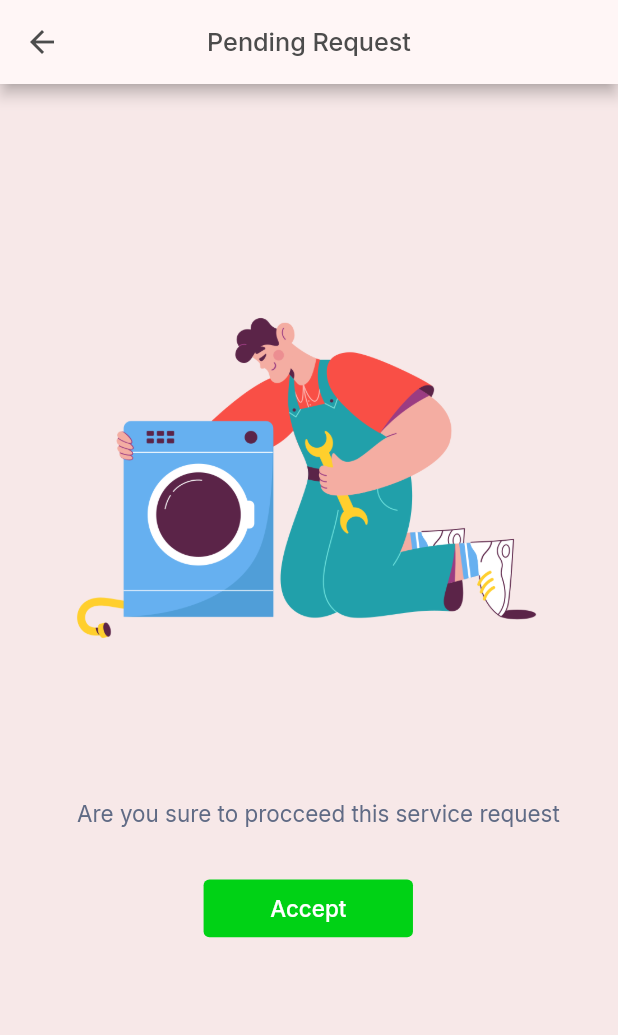
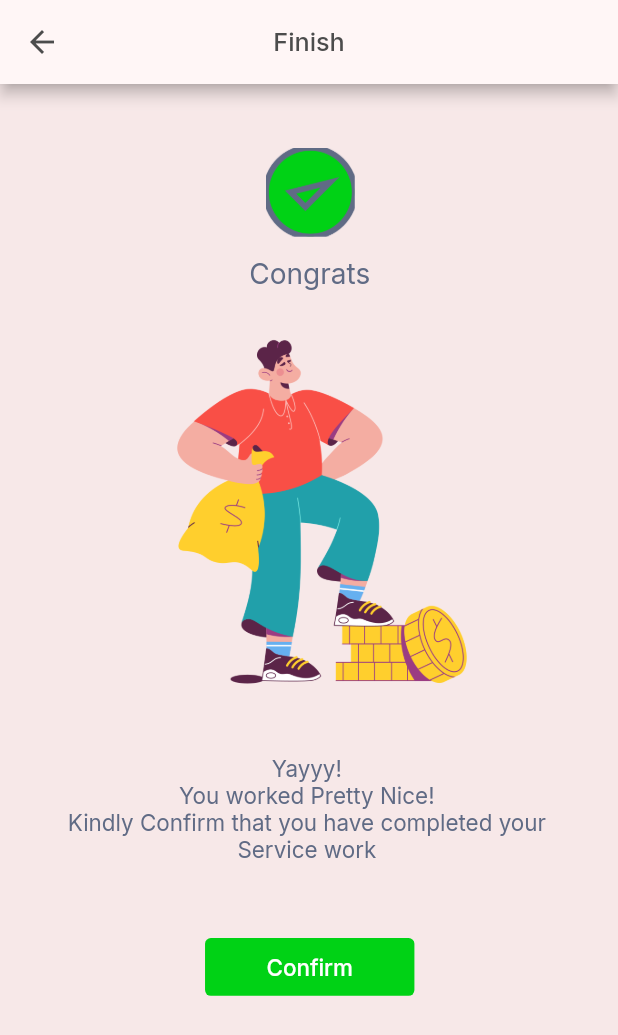
Before and after one commit to MaryamFatima1/Handymen-service-system, a Flutter app: the screen it shows after launch, on a phone screen of 412 x 824 dp. Shown: the top 1035 px of the screen. Run offline on Flutter 3.47's test engine with Material 2 defaults, Android fonts, the phone set to English and light mode, and no system bars; our stand-ins replace google_fonts.

Commit message:
Add the Handyman Service Complete Screen
This commit is to add the new screen for the handyman in which he can confirm that he has completed his order/service

```diff
--- a/lib/Screens/handyman-finish-service-request.dart
+++ b/lib/Screens/handyman-finish-service-request.dart
@@ -1,97 +1,91 @@
 import 'package:flutter/material.dart';
-import 'package:flutter/gestures.dart';
 import 'package:handymanservicesystem/utils.dart';
 
-class Scene extends StatelessWidget {
+class Handyman_Service_Complete extends StatefulWidget {
+  static const RouteName = '/Handyman_Service_complete';
+
+  @override
+  State<Handyman_Service_Complete> createState() =>
+      _Handyman_Service_CompleteState();
+}
+
+class _Handyman_Service_CompleteState extends State<Handyman_Service_Complete> {
   @override
   Widget build(BuildContext context) {
     double baseWidth = 428;
     double fem = MediaQuery.of(context).size.width / baseWidth;
     double ffem = fem * 0.97;
-    return Container(
+    return Scaffold(
+      appBar: AppBar(
+        backgroundColor: const Color(0xfffff6f6),
+        leading: IconButton(
+          icon: Icon(Icons.arrow_back, color: Color(0xff4c4c4c)),
+          onPressed: () {
+            Navigator.pop(context);
+          },
+        ),
+        centerTitle: true,
+        title: Text(
+          'Finish',
+          style: SafeGoogleFont(
+            'Inter',
+            fontSize: 18 * ffem,
+            fontWeight: FontWeight.w500,
+            height: 1.1111111111 * ffem / fem,
+            color: Color(0xff4c4c4c),
+          ),
+        ),
+      ),
+      body: Container(
         width: double.infinity,
         child: Container(
           // handymanfinishservicerequestaW (116:1551)
           width: double.infinity,
-        decoration: BoxDecoration (
+          decoration: BoxDecoration(
             color: Color(0xfff7e8e8),
           ),
           child: Column(
             crossAxisAlignment: CrossAxisAlignment.center,
             children: [
               Container(
-              // navtophLL (116:1552)
-              padding: EdgeInsets.fromLTRB(40*fem, 62*fem, 188*fem, 19.02*fem),
-              width: double.infinity,
-              decoration: BoxDecoration (
-                color: Color(0xfffff6f6),
-              ),
-              child: Row(
-                crossAxisAlignment: CrossAxisAlignment.end,
-                children: [
-                  Container(
-                    // arrowsandchevronsarrowbackR1S (116:1554)
-                    margin: EdgeInsets.fromLTRB(0*fem, 0*fem, 130.6*fem, 0*fem),
-                    width: 18.39*fem,
-                    height: 17.38*fem,
-                    child: Image.asset(
-                      'assets/prototype/images/arrows-and-chevrons-arrowback-MMr.png',
-                      width: 18.39*fem,
-                      height: 17.38*fem,
-                    ),
-                  ),
-                  Container(
-                    // finishW2t (116:1555)
-                    margin: EdgeInsets.fromLTRB(0*fem, 0*fem, 0*fem, 0.98*fem),
-                    child: Text(
-                      'Finish',
-                      style: SafeGoogleFont (
-                        'Inter',
-                        fontSize: 18*ffem,
-                        fontWeight: FontWeight.w500,
-                        height: 1.1111111111*ffem/fem,
-                        color: Color(0xff4c4c4c),
-                      ),
-                    ),
-                  ),
-                ],
-              ),
-            ),
-            Container(
                 // autogroupg8y6nm6 (HsVewnVFbJe6cnxDpag8y6)
-              padding: EdgeInsets.fromLTRB(39.5*fem, 34*fem, 42.5*fem, 186*fem),
+                padding: EdgeInsets.fromLTRB(
+                    39.5 * fem, 34 * fem, 42.5 * fem, 156 * fem),
                 width: double.infinity,
                 child: Column(
                   crossAxisAlignment: CrossAxisAlignment.center,
                   children: [
                     Container(
                       // congratsJDe (116:1556)
-                    margin: EdgeInsets.fromLTRB(131.5*fem, 0*fem, 127.5*fem, 10*fem),
-                    padding: EdgeInsets.fromLTRB(0*fem, 10.25*fem, 0*fem, 0*fem),
+                      margin: EdgeInsets.fromLTRB(
+                          131.5 * fem, 0 * fem, 127.5 * fem, 10 * fem),
+                      padding: EdgeInsets.fromLTRB(
+                          0 * fem, 10.25 * fem, 0 * fem, 0 * fem),
                       width: double.infinity,
                       child: Column(
                         crossAxisAlignment: CrossAxisAlignment.center,
                         children: [
                           Container(
                             // linemdconfirmcircle29e (116:1557)
-                          margin: EdgeInsets.fromLTRB(1*fem, 0*fem, 0*fem, 17.25*fem),
-                          width: 61.5*fem,
-                          height: 61.5*fem,
+                            margin: EdgeInsets.fromLTRB(
+                                1 * fem, 0 * fem, 0 * fem, 17.25 * fem),
+                            width: 61.5 * fem,
+                            height: 61.5 * fem,
                             child: Image.asset(
                               'assets/prototype/images/line-md-confirm-circle.png',
-                            width: 61.5*fem,
-                            height: 61.5*fem,
+                              width: 61.5 * fem,
+                              height: 61.5 * fem,
                             ),
                           ),
                           Text(
                             // congratsYNt (116:1561)
                             'Congrats',
                             textAlign: TextAlign.center,
-                          style: SafeGoogleFont (
+                            style: SafeGoogleFont(
                               'Inter',
-                            fontSize: 20*ffem,
+                              fontSize: 20 * ffem,
                               fontWeight: FontWeight.w400,
-                            height: 1*ffem/fem,
+                              height: 1 * ffem / fem,
                               color: Color(0xff606b85),
                             ),
                           ),
@@ -100,9 +94,10 @@ class Scene extends StatelessWidget {
                     ),
                     Container(
                       // manwithmoneyruN (116:1562)
-                    margin: EdgeInsets.fromLTRB(4*fem, 0*fem, 0*fem, 26*fem),
-                    width: 287*fem,
-                    height: 287*fem,
+                      margin: EdgeInsets.fromLTRB(
+                          4 * fem, 0 * fem, 0 * fem, 26 * fem),
+                      width: 287 * fem,
+                      height: 287 * fem,
                       child: Image.asset(
                         'assets/prototype/images/man-with-money.png',
                         fit: BoxFit.contain,
@@ -110,47 +105,49 @@ class Scene extends StatelessWidget {
                     ),
                     Container(
                       // yayyyyouworkedprettynicekindly (116:1564)
-                    margin: EdgeInsets.fromLTRB(0*fem, 0*fem, 0*fem, 52*fem),
-                    constraints: BoxConstraints (
-                      maxWidth: 346*fem,
+                      margin: EdgeInsets.fromLTRB(
+                          0 * fem, 0 * fem, 0 * fem, 52 * fem),
+                      constraints: BoxConstraints(
+                        maxWidth: 346 * fem,
                       ),
                       child: Text(
                         'Yayyy!\nYou worked Pretty Nice!\nKindly Confirm that you have completed your  Service work',
                         textAlign: TextAlign.center,
-                      style: SafeGoogleFont (
+                        style: SafeGoogleFont(
                           'Inter',
-                        fontSize: 16*ffem,
+                          fontSize: 16 * ffem,
                           fontWeight: FontWeight.w400,
-                        height: 1.25*ffem/fem,
+                          height: 1.25 * ffem / fem,
                           color: Color(0xff606b85),
                         ),
                       ),
                     ),
                     Container(
                       // buttonseqE (116:1668)
-                    margin: EdgeInsets.fromLTRB(102.5*fem, 0*fem, 98.5*fem, 0*fem),
+                      margin: EdgeInsets.fromLTRB(
+                          102.5 * fem, 0 * fem, 98.5 * fem, 0 * fem),
                       width: double.infinity,
-                    height: 40*fem,
-                    decoration: BoxDecoration (
-                      borderRadius: BorderRadius.circular(4*fem),
+                      height: 40 * fem,
+                      decoration: BoxDecoration(
+                        borderRadius: BorderRadius.circular(4 * fem),
                       ),
                       child: Container(
                         // buttonlargebVa (116:1669)
                         width: double.infinity,
                         height: double.infinity,
-                      decoration: BoxDecoration (
+                        decoration: BoxDecoration(
                           color: Color(0xff00d215),
-                        borderRadius: BorderRadius.circular(4*fem),
+                          borderRadius: BorderRadius.circular(4 * fem),
                         ),
                         child: Center(
                           child: Text(
                             'Confirm',
                             textAlign: TextAlign.center,
-                          style: SafeGoogleFont (
+                            style: SafeGoogleFont(
                               'Inter',
-                            fontSize: 16*ffem,
+                              fontSize: 16 * ffem,
                               fontWeight: FontWeight.w500,
-                            height: 1.25*ffem/fem,
+                              height: 1.25 * ffem / fem,
                               color: Color(0xffffffff),
                             ),
                           ),
@@ -163,6 +160,7 @@ class Scene extends StatelessWidget {
             ],
           ),
         ),
+      ),
     );
   }
 }
--- a/lib/main.dart
+++ b/lib/main.dart
@@ -1,6 +1,6 @@
 import 'package:flutter/material.dart';
 import 'package:handymanservicesystem/utils.dart';
-import 'Screens/landing.dart';
+//import 'Screens/landing.dart';
 import './Screens/handyman-signin.dart';
 import './Screens/handyman-signup.dart';
 //import 'package:http/http.dart' as http;
@@ -8,6 +8,7 @@ import './Screens/handymans-home.dart';
 import './Screens/handyman-profile.dart';
 import 'Screens/handymans-bookings.dart';
 import 'Screens/handymans-accept-service-request.dart';
+import 'Screens/handyman-finish-service-request.dart';
 
 //import 'package:handymanservicesystem/Screens/customer-sign-up.dart';
 // import 'package:handymanservicesystem/prototype/customer-sign-in.dart';
@@ -48,7 +49,7 @@ class MyApp extends StatelessWidget {
         ),
         initialRoute: '/',
         routes: {
-          '/': (context) => HandymanPendingrequest(),
+          '/': (context) => Handyman_Service_Complete(),
           Handyman_Sign_In_Screen.RouteName: (context) =>
               Handyman_Sign_In_Screen(),
           Handyman_Sign_Up_Screen.RouteName: (context) =>
@@ -58,6 +59,8 @@ class MyApp extends StatelessWidget {
           Handyman_Bookings.RouteName: (context) => Handyman_Bookings(),
           HandymanPendingrequest.RouteName: (context) =>
               HandymanPendingrequest(),
+          Handyman_Service_Complete.RouteName: (context) =>
+              Handyman_Service_Complete(),
         },
         onGenerateRoute: (settings) {
           return MaterialPageRoute(
```
Lines whose indentation alone changed are shown as unchanged.
